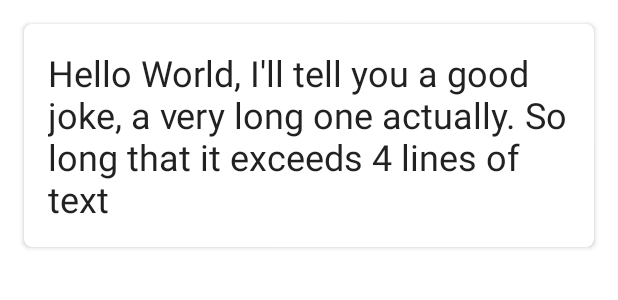
After one commit to christianfrank84/clean-chuck-jokes, an Android app: the layout item_bookmarked_joke.xml on its own in the app's theme, with its tools: preview values and no code run, on a phone screen of 412 x 824 dp. The commit adds this screen. Shown: the top 300 px of the screen. Run offline under Robolectric (Android 15) with nearby library versions, the phone set to English and light mode, and no system bars.

Commit message:
creates layout for bookmarked jokes.

```diff
--- /dev/null
+++ b/presentation/src/main/res/layout/fragment_bookmarked_jokes.xml
@@ -0,0 +1,10 @@
+<?xml version="1.0" encoding="utf-8"?>
+<layout xmlns:android="http://schemas.android.com/apk/res/android"
+    xmlns:app="http://schemas.android.com/apk/res-auto"
+    xmlns:tools="http://schemas.android.com/tools">
+
+    <androidx.recyclerview.widget.RecyclerView
+        android:id="@+id/list"
+        android:layout_height="match_parent"
+        android:layout_width="match_parent"/>
+</layout>
--- a/presentation/src/main/res/layout/fragment_joke.xml
+++ b/presentation/src/main/res/layout/fragment_joke.xml
@@ -4,7 +4,8 @@
 
     <androidx.constraintlayout.widget.ConstraintLayout xmlns:android="http://schemas.android.com/apk/res/android"
         android:layout_width="match_parent"
-        android:layout_height="match_parent">
+        android:layout_height="match_parent"
+        style="@style/Theme.ChuckJokes">
 
         <androidx.cardview.widget.CardView
             android:id="@+id/jokeCard"
@@ -25,7 +26,6 @@
 
                 <androidx.appcompat.widget.AppCompatTextView
                     android:id="@+id/jokeText"
-                    style="@style/Theme.ChuckJokes"
                     android:layout_width="match_parent"
                     android:layout_height="0dp"
                     android:layout_margin="24dp"
--- /dev/null
+++ b/presentation/src/main/res/layout/item_bookmarked_joke.xml
@@ -0,0 +1,36 @@
+<?xml version="1.0" encoding="utf-8"?>
+<layout xmlns:android="http://schemas.android.com/apk/res/android"
+    xmlns:app="http://schemas.android.com/apk/res-auto"
+    xmlns:tools="http://schemas.android.com/tools">
+
+    <androidx.constraintlayout.widget.ConstraintLayout
+        android:layout_width="match_parent"
+        android:layout_height="wrap_content"
+        style="@style/Theme.ChuckJokes">
+
+        <androidx.cardview.widget.CardView
+            android:id="@+id/jokeCard"
+            style="@style/JokeCard"
+            android:layout_width="0dp"
+            android:layout_height="wrap_content"
+            android:layout_margin="16dp"
+            app:cardCornerRadius="5dp"
+            app:layout_constraintBottom_toBottomOf="parent"
+            app:layout_constraintEnd_toEndOf="parent"
+            app:layout_constraintStart_toStartOf="parent"
+            app:layout_constraintTop_toTopOf="parent">
+
+            <androidx.appcompat.widget.AppCompatTextView
+                android:id="@+id/jokeText"
+                style="@style/Theme.ChuckJokes"
+                android:layout_width="match_parent"
+                android:layout_height="wrap_content"
+                android:layout_margin="16dp"
+                android:textSize="24sp"
+                android:ellipsize="end"
+                tools:text="Hello World, I'll tell you a good joke, a very long one actually. So long that it exceeds 4 lines of text" />
+
+        </androidx.cardview.widget.CardView>
+
+    </androidx.constraintlayout.widget.ConstraintLayout>
+</layout>
```
